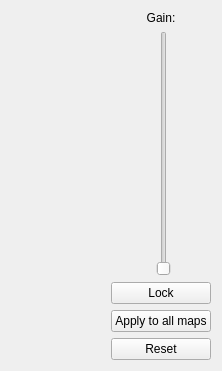
The window that src/plugins/TFWavelet/TFColorMapWidget.ui (HIP-infrastructure/anywave-code) describes before a commit, drawn with Qt 5.
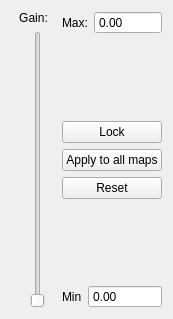
The same window after the commit.

Patch:
```diff
--- a/src/plugins/TFWavelet/TFColorMapWidget.ui
+++ b/src/plugins/TFWavelet/TFColorMapWidget.ui
@@ -6,24 +6,14 @@
    <rect>
     <x>0</x>
     <y>0</y>
-    <width>222</width>
-    <height>371</height>
+    <width>173</width>
+    <height>319</height>
    </rect>
   </property>
   <property name="windowTitle">
    <string>TFColorMapWidget</string>
   </property>
-  <layout class="QHBoxLayout" name="mainLayout">
-   <item>
-    <widget class="QWidget" name="widget" native="true">
-     <property name="sizePolicy">
-      <sizepolicy hsizetype="Expanding" vsizetype="Expanding">
-       <horstretch>0</horstretch>
-       <verstretch>0</verstretch>
-      </sizepolicy>
-     </property>
-    </widget>
-   </item>
+  <layout class="QHBoxLayout" name="mainLayout" stretch="0,1">
    <item>
     <layout class="QVBoxLayout" name="verticalLayout">
      <item>
@@ -82,6 +72,47 @@
        </item>
       </layout>
      </item>
+    </layout>
+   </item>
+   <item>
+    <layout class="QVBoxLayout" name="verticalLayout_2">
+     <item>
+      <layout class="QHBoxLayout" name="horizontalLayout_3">
+       <item>
+        <widget class="QLabel" name="label_2">
+         <property name="text">
+          <string>Max:</string>
+         </property>
+        </widget>
+       </item>
+       <item>
+        <widget class="QDoubleSpinBox" name="spinMax">
+         <property name="sizePolicy">
+          <sizepolicy hsizetype="Expanding" vsizetype="Fixed">
+           <horstretch>0</horstretch>
+           <verstretch>0</verstretch>
+          </sizepolicy>
+         </property>
+         <property name="buttonSymbols">
+          <enum>QAbstractSpinBox::NoButtons</enum>
+         </property>
+        </widget>
+       </item>
+      </layout>
+     </item>
+     <item>
+      <spacer name="verticalSpacer">
+       <property name="orientation">
+        <enum>Qt::Vertical</enum>
+       </property>
+       <property name="sizeHint" stdset="0">
+        <size>
+         <width>20</width>
+         <height>40</height>
+        </size>
+       </property>
+      </spacer>
+     </item>
      <item>
       <widget class="QPushButton" name="buttonLock">
        <property name="text">
@@ -103,6 +134,43 @@
        </property>
       </widget>
      </item>
+     <item>
+      <spacer name="verticalSpacer_2">
+       <property name="orientation">
+        <enum>Qt::Vertical</enum>
+       </property>
+       <property name="sizeHint" stdset="0">
+        <size>
+         <width>20</width>
+         <height>40</height>
+        </size>
+       </property>
+      </spacer>
+     </item>
+     <item>
+      <layout class="QHBoxLayout" name="horizontalLayout_2">
+       <item>
+        <widget class="QLabel" name="label_3">
+         <property name="text">
+          <string>Min</string>
+         </property>
+        </widget>
+       </item>
+       <item>
+        <widget class="QDoubleSpinBox" name="spinMin">
+         <property name="sizePolicy">
+          <sizepolicy hsizetype="Expanding" vsizetype="Fixed">
+           <horstretch>0</horstretch>
+           <verstretch>0</verstretch>
+          </sizepolicy>
+         </property>
+         <property name="buttonSymbols">
+          <enum>QAbstractSpinBox::NoButtons</enum>
+         </property>
+        </widget>
+       </item>
+      </layout>
+     </item>
     </layout>
    </item>
   </layout>
```
